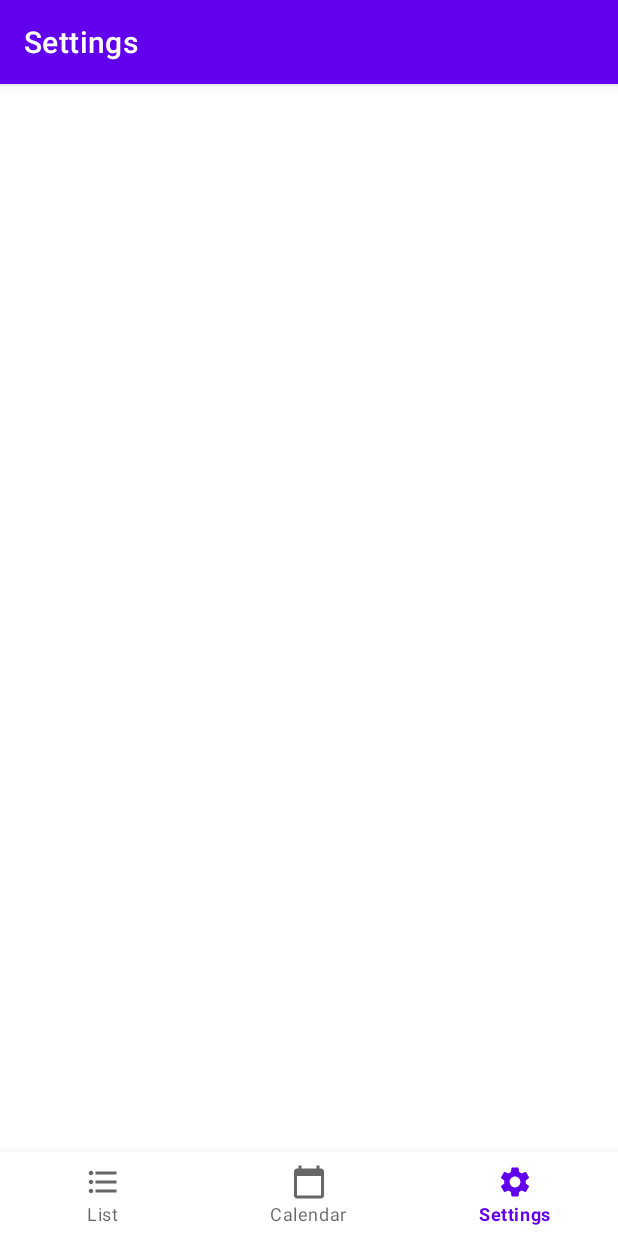
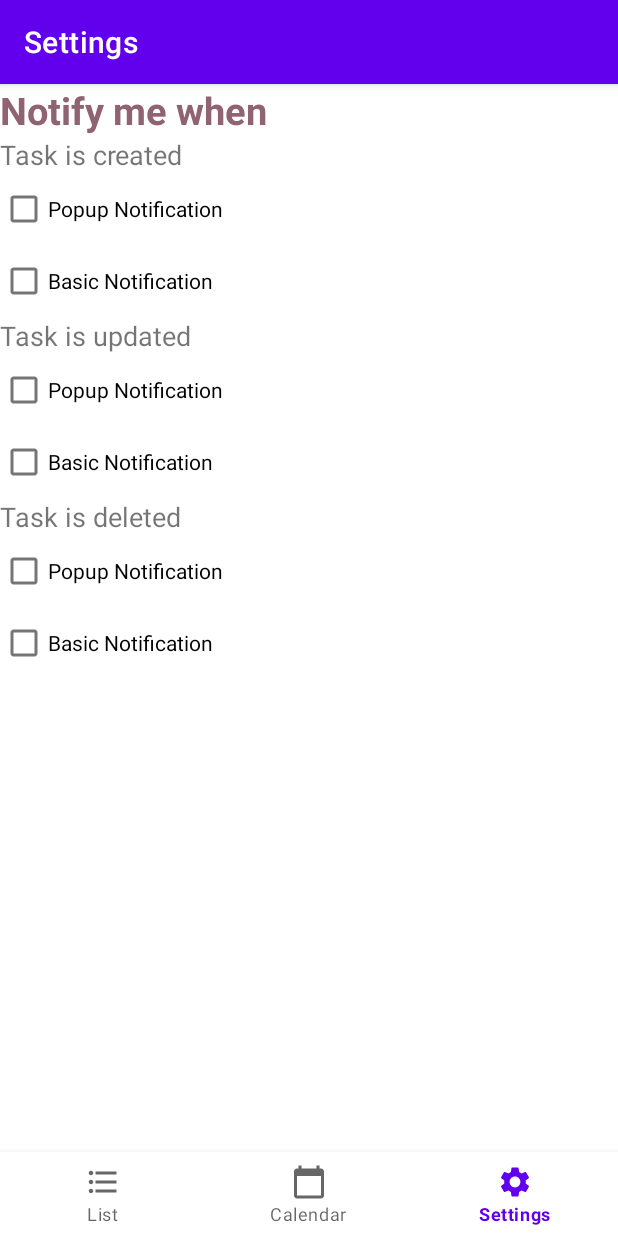
Before and after one commit to JINL020/android-task-management-app, an Android app: the SettingsFragment screen opened through its navigation route, on a phone screen of 412 x 824 dp. Run offline under Robolectric (Android 15) with nearby library versions, the phone set to English and light mode, and no system bars; our stand-ins replace Room's generated code, navigation-ui.

Commit message:
finished settings layout, init views infragment

```diff
--- a/implementation/app/src/main/java/at/ac/univie/se2_team_0308/views/SettingsFragment.java
+++ b/implementation/app/src/main/java/at/ac/univie/se2_team_0308/views/SettingsFragment.java
@@ -1,9 +1,12 @@
 package at.ac.univie.se2_team_0308.views;
 
 import android.os.Bundle;
+import android.util.Log;
 import android.view.LayoutInflater;
 import android.view.View;
 import android.view.ViewGroup;
+import android.widget.CheckBox;
+import android.widget.CompoundButton;
 
 import androidx.annotation.NonNull;
 import androidx.fragment.app.Fragment;
@@ -12,10 +15,30 @@ import at.ac.univie.se2_team_0308.databinding.FragmentSettingsBinding;
 
 public class SettingsFragment extends Fragment {
     private FragmentSettingsBinding binding;
+    private CheckBox onCreatePopupCheckBox;
+    private CheckBox onCreateBasicCheckBox;
+    private CheckBox onUpdatePopupCheckBox;
+    private CheckBox onUpdateBasicCheckBox;
+    private CheckBox onDeletePopupCheckBox;
+    private CheckBox onDeleteBasicCheckBox;
 
     public View onCreateView(@NonNull LayoutInflater inflater, ViewGroup container, Bundle savedInstanceState) {
         binding = FragmentSettingsBinding.inflate(inflater, container, false);
         View root = binding.getRoot();
+
+        initViews();
+
+        onCreatePopupCheckBox.setOnClickListener(new View.OnClickListener() {
+            @Override
+            public void onClick(View view) {
+                if(((CompoundButton) view).isChecked()){
+                    Log.d("checkbox", "checked");
+                    System.out.println("Checked");
+                } else {
+                    Log.d("checkbox", "unchecked");
+                }
+            }
+        });
 
         return root;
     }
@@ -25,4 +48,13 @@ public class SettingsFragment extends Fragment {
         super.onDestroyView();
         binding = null;
     }
+
+    private void initViews() {
+        onCreatePopupCheckBox = binding.checkBoxOnCreatePopup;
+        onCreateBasicCheckBox = binding.checkBoxOnCreateBasic;
+        onUpdatePopupCheckBox = binding.checkBoxOnUpdatePopup;
+        onUpdateBasicCheckBox = binding.checkBoxOnUpdateBasic;
+        onDeletePopupCheckBox = binding.checkBoxOnDeletePopup;
+        onDeleteBasicCheckBox = binding.checkBoxOnDeleteBasic;
+    }
 }
--- a/implementation/app/src/main/res/layout/fragment_settings.xml
+++ b/implementation/app/src/main/res/layout/fragment_settings.xml
@@ -1,23 +1,97 @@
 <?xml version="1.0" encoding="utf-8"?>
-<androidx.constraintlayout.widget.ConstraintLayout
-    xmlns:android="http://schemas.android.com/apk/res/android"
+<androidx.constraintlayout.widget.ConstraintLayout xmlns:android="http://schemas.android.com/apk/res/android"
     xmlns:app="http://schemas.android.com/apk/res-auto"
     xmlns:tools="http://schemas.android.com/tools"
     android:layout_width="match_parent"
     android:layout_height="match_parent"
-    tools:context=".views.SettingsFragment" >
+    tools:context=".views.SettingsFragment">
 
     <TextView
-        android:id="@+id/textSettings"
-        android:layout_width="match_parent"
+        android:id="@+id/textViewNotifyMeWhen"
+        android:layout_width="wrap_content"
         android:layout_height="wrap_content"
-        android:layout_marginStart="8dp"
-        android:layout_marginTop="8dp"
-        android:layout_marginEnd="8dp"
-        android:textAlignment="center"
-        android:textSize="20sp"
-        app:layout_constraintEnd_toEndOf="parent"
+        android:text="Notify me when"
+        android:textColor="#FF8F6372"
+        android:textSize="25sp"
+        android:textStyle="bold"
         app:layout_constraintStart_toStartOf="parent"
-        app:layout_constraintTop_toTopOf="parent"
-        app:layout_constraintBottom_toBottomOf="parent" />
+        app:layout_constraintTop_toTopOf="parent" />
+
+    <TextView
+        android:id="@+id/textViewTaskIsCreated"
+        android:layout_width="wrap_content"
+        android:layout_height="wrap_content"
+        android:text="Task is created"
+        android:textSize="18sp"
+        app:layout_constraintStart_toStartOf="parent"
+        app:layout_constraintTop_toBottomOf="@id/textViewNotifyMeWhen" />
+
+    <CheckBox
+        android:id="@+id/checkBoxOnCreatePopup"
+        android:layout_width="wrap_content"
+        android:layout_height="wrap_content"
+        android:text="Popup Notification"
+        app:layout_constraintStart_toStartOf="parent"
+        app:layout_constraintTop_toBottomOf="@+id/textViewTaskIsCreated" />
+
+    <CheckBox
+        android:id="@+id/checkBoxOnCreateBasic"
+        android:layout_width="wrap_content"
+        android:layout_height="wrap_content"
+        android:text="Basic Notification"
+        app:layout_constraintStart_toStartOf="parent"
+        app:layout_constraintTop_toBottomOf="@+id/checkBoxOnCreatePopup"
+        app:layout_constraintBottom_toTopOf="@id/textViewTaskIsUpdated"/>
+
+    <TextView
+        android:id="@+id/textViewTaskIsUpdated"
+        android:layout_width="wrap_content"
+        android:layout_height="wrap_content"
+        android:text="Task is updated"
+        android:textSize="18sp"
+        app:layout_constraintStart_toStartOf="parent"
+        app:layout_constraintTop_toBottomOf="@id/checkBoxOnCreateBasic" />
+
+    <CheckBox
+        android:id="@+id/checkBoxOnUpdatePopup"
+        android:layout_width="wrap_content"
+        android:layout_height="wrap_content"
+        android:text="Popup Notification"
+        app:layout_constraintStart_toStartOf="parent"
+        app:layout_constraintTop_toBottomOf="@id/textViewTaskIsUpdated" />
+
+    <CheckBox
+        android:id="@+id/checkBoxOnUpdateBasic"
+        android:layout_width="wrap_content"
+        android:layout_height="wrap_content"
+        android:text="Basic Notification"
+        app:layout_constraintStart_toStartOf="parent"
+        app:layout_constraintTop_toBottomOf="@id/checkBoxOnUpdatePopup" />
+
+    <TextView
+        android:id="@+id/textViewTaskIsDeleted"
+        android:layout_width="wrap_content"
+        android:layout_height="wrap_content"
+        android:text="Task is deleted"
+        android:textSize="18sp"
+        app:layout_constraintStart_toStartOf="parent"
+        app:layout_constraintTop_toBottomOf="@id/checkBoxOnUpdateBasic" />
+
+    <CheckBox
+        android:id="@+id/checkBoxOnDeletePopup"
+        android:layout_width="wrap_content"
+        android:layout_height="wrap_content"
+        android:text="Popup Notification"
+        app:layout_constraintStart_toStartOf="parent"
+        app:layout_constraintTop_toBottomOf="@id/textViewTaskIsDeleted" />
+
+    <CheckBox
+        android:id="@+id/checkBoxOnDeleteBasic"
+        android:layout_width="wrap_content"
+        android:layout_height="wrap_content"
+        android:text="Basic Notification"
+        app:layout_constraintStart_toStartOf="parent"
+        app:layout_constraintTop_toBottomOf="@id/checkBoxOnDeletePopup" />
+
+
 </androidx.constraintlayout.widget.ConstraintLayout>
```
